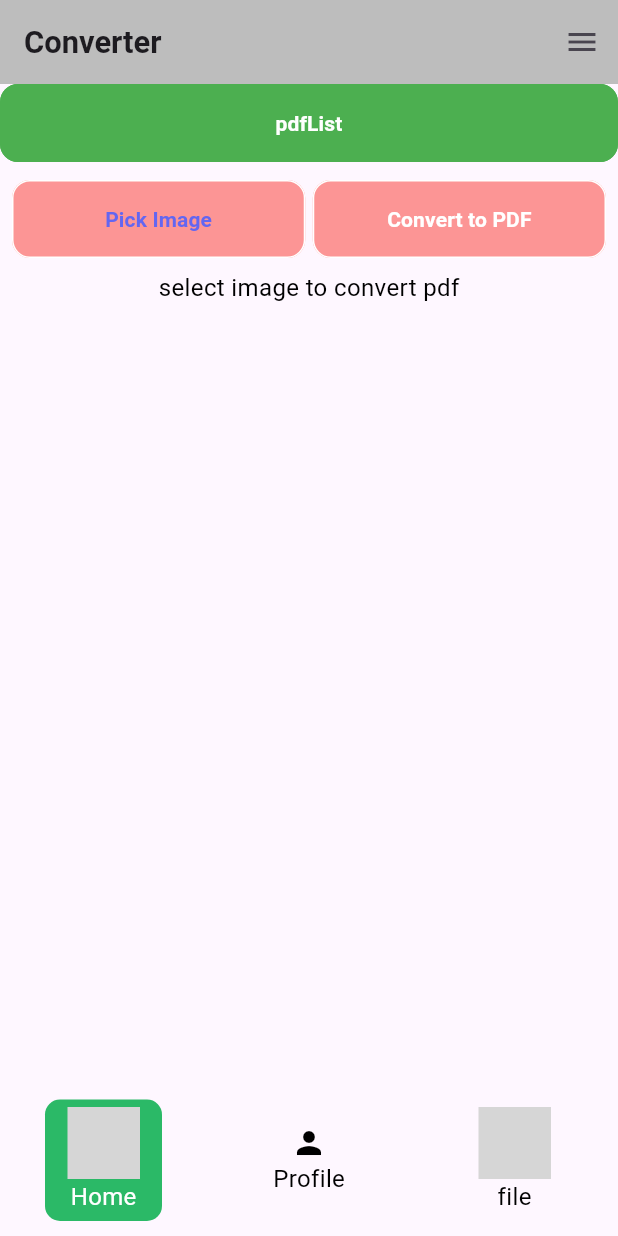
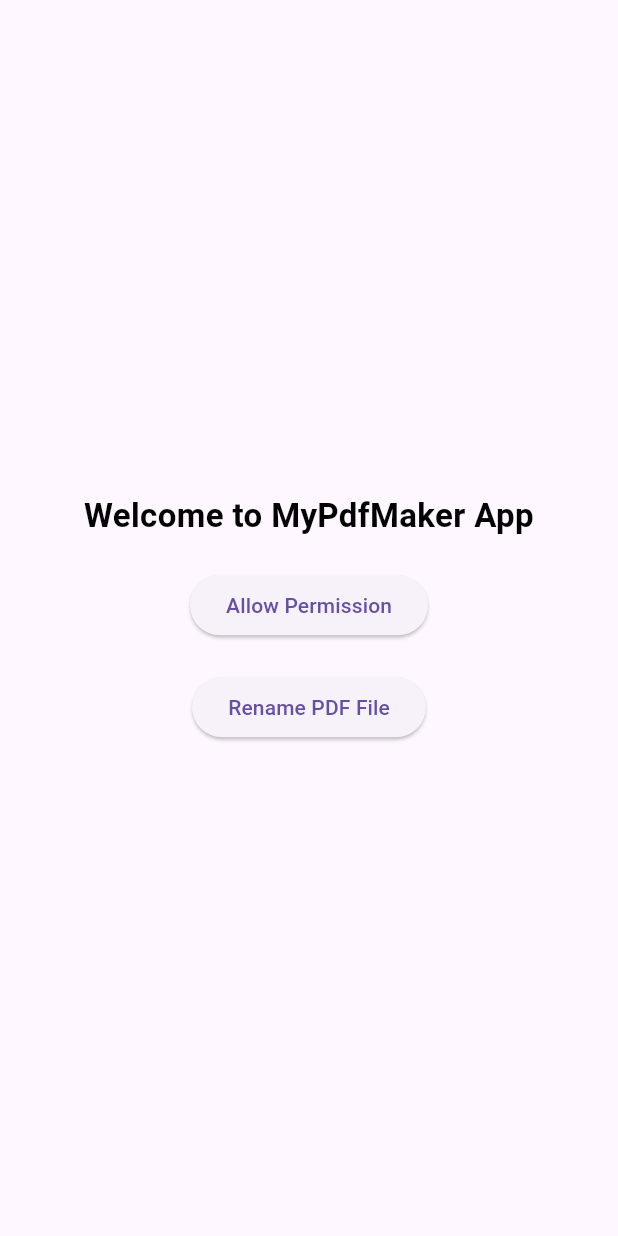
Before and after one commit to AniketYadavtech1/pdf_editor, a Flutter app: the screen it shows after launch, on a phone screen of 412 x 824 dp. Run offline on Flutter 3.47's test engine with Material 3 defaults, Android fonts, the phone set to English and light mode, and no system bars; our stand-ins replace flutter_screenutil, flutter_svg, fluttertoast, get, google_fonts, image_picker and 4 more; missing offline and left inert: external_path, media_scanner; grey boxes are pictures that could not be loaded.

Commit message:
permission

```diff
--- a/lib/main.dart
+++ b/lib/main.dart
@@ -2,7 +2,7 @@ import 'package:flutter/material.dart';
 import 'package:flutter/services.dart';
 import 'package:flutter_screenutil/flutter_screenutil.dart';
 import 'package:get/get.dart';
-import 'package:pdf_editor/view/auth/ui/splace.dart';
+import 'package:pdf_editor/view/auth/ui/permission.dart';
 import 'package:pdf_editor/view/editor/provider/editor_provider.dart';
 import 'package:pdf_editor/view/pdf/provider/pdfprovider.dart';
 import 'package:pdf_editor/view/settings/controller/theme_controller.dart';
@@ -41,7 +41,7 @@ Future<void> main() async {
                 theme: themeController.themeData,
                 darkTheme: ThemeData.dark(),
                 themeMode: themeController.isDarkMode.value ? ThemeMode.dark : ThemeMode.light,
-                home: SplashScreen(),
+                home: WelcomeScreen(),
               ));
         },
       ),
--- /dev/null
+++ b/lib/view/auth/ui/permission.dart
@@ -0,0 +1,82 @@
+import 'package:flutter/material.dart';
+import 'package:flutter/services.dart';
+import 'package:permission_handler/permission_handler.dart';
+
+class WelcomeScreen extends StatelessWidget {
+  const WelcomeScreen({super.key});
+
+  static const platform = MethodChannel('storage_permission');
+
+  Future<void> requestStoragePermission() async {
+    if (await Permission.manageExternalStorage.isGranted || await Permission.storage.isGranted) {
+      print("aniket");
+    } else {
+      if (await Permission.manageExternalStorage.request().isGranted || await Permission.storage.request().isGranted) {
+        print("not take permission");
+      } else {
+        debugPrint("Permission denied");
+      }
+    }
+  }
+
+  Future<void> openAllFileAccessPage() async {
+    try {
+      await platform.invokeMethod('openAllFileAccess');
+    } on PlatformException catch (e) {
+      debugPrint("Error: ${e.message}");
+    }
+  }
+
+  Future<bool> renamePdf(String oldPath, String newName) async {
+    try {
+      final result = await platform.invokeMethod('renameFile', {
+        "oldPath": oldPath,
+        "newName": newName,
+      });
+      return result as bool;
+    } on PlatformException catch (e) {
+      debugPrint("Rename error: ${e.message}");
+      return false;
+    }
+  }
+
+  @override
+  Widget build(BuildContext context) {
+    return Scaffold(
+      body: Center(
+        child: Column(
+          mainAxisAlignment: MainAxisAlignment.center,
+          children: [
+            const Text(
+              "Welcome to MyPdfMaker App",
+              style: TextStyle(
+                fontSize: 22,
+                fontWeight: FontWeight.bold,
+              ),
+              textAlign: TextAlign.center,
+            ),
+            const SizedBox(height: 20),
+            ElevatedButton(
+              onPressed: () async {
+                await requestStoragePermission();
+                await openAllFileAccessPage();
+              },
+              child: const Text("Allow Permission"),
+            ),
+            const SizedBox(height: 20),
+            ElevatedButton(
+              onPressed: () async {
+                // Example: rename "Download/old.pdf" to "newfile.pdf"
+                const oldPath = "/storage/emulated/0/Download/old.pdf";
+                const newName = "newfile.pdf";
+                bool success = await renamePdf(oldPath, newName);
+                debugPrint(success ? "Rename success" : "Rename failed");
+              },
+              child: const Text("Rename PDF File"),
+            ),
+          ],
+        ),
+      ),
+    );
+  }
+}
```
Also changed, not shown: 1 other file.
